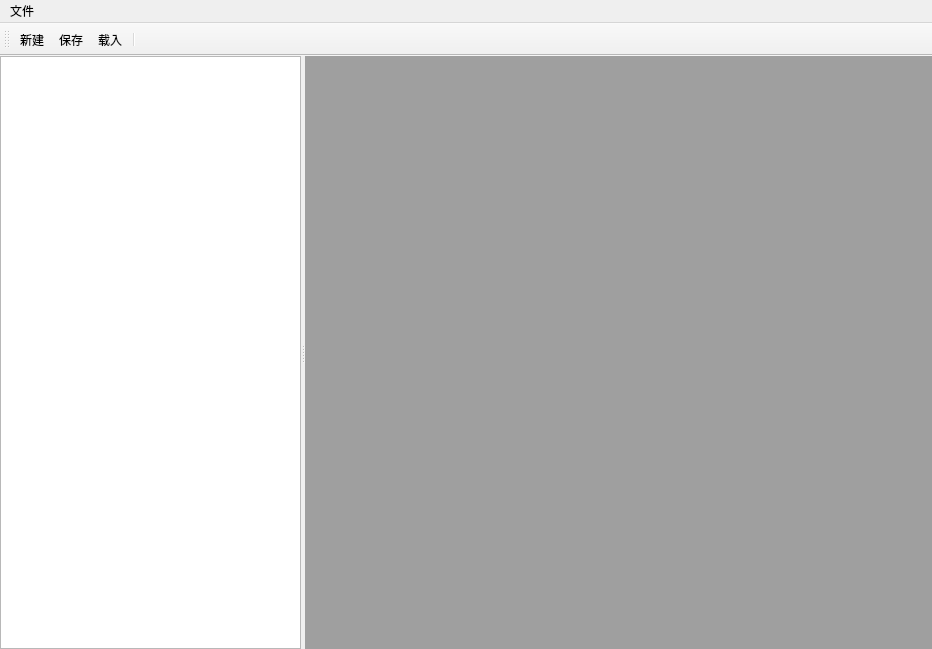
Above: mainwindow.ui from MyQt/MDIBook before the change. Below: the same form after it.
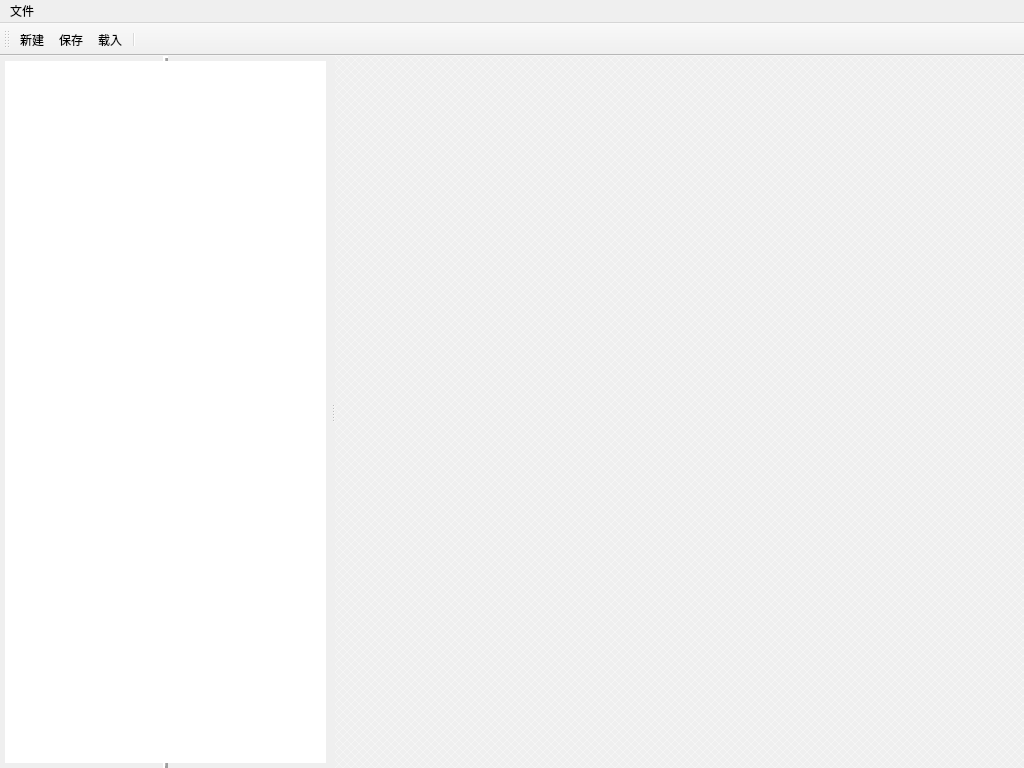
That is the form after the change.

```diff
--- a/mainwindow.ui
+++ b/mainwindow.ui
@@ -6,8 +6,8 @@
    <rect>
     <x>0</x>
     <y>0</y>
-    <width>932</width>
-    <height>649</height>
+    <width>1024</width>
+    <height>768</height>
    </rect>
   </property>
   <property name="windowTitle">
@@ -53,7 +53,41 @@
          <number>0</number>
         </property>
         <item row="0" column="0">
-         <widget class="QTreeView" name="treeView"/>
+         <widget class="QTreeView" name="treeView">
+          <property name="enabled">
+           <bool>true</bool>
+          </property>
+          <property name="autoFillBackground">
+           <bool>true</bool>
+          </property>
+          <property name="frameShape">
+           <enum>QFrame::VLine</enum>
+          </property>
+          <property name="frameShadow">
+           <enum>QFrame::Raised</enum>
+          </property>
+          <property name="lineWidth">
+           <number>2</number>
+          </property>
+          <property name="midLineWidth">
+           <number>1</number>
+          </property>
+          <property name="sizeAdjustPolicy">
+           <enum>QAbstractScrollArea::AdjustIgnored</enum>
+          </property>
+          <property name="autoScrollMargin">
+           <number>24</number>
+          </property>
+          <property name="uniformRowHeights">
+           <bool>true</bool>
+          </property>
+          <property name="animated">
+           <bool>true</bool>
+          </property>
+          <property name="wordWrap">
+           <bool>true</bool>
+          </property>
+         </widget>
         </item>
        </layout>
       </widget>
@@ -64,6 +98,18 @@
          <verstretch>0</verstretch>
         </sizepolicy>
        </property>
+       <property name="background">
+        <brush brushstyle="DiagCrossPattern">
+         <color alpha="100">
+          <red>255</red>
+          <green>255</green>
+          <blue>255</blue>
+         </color>
+        </brush>
+       </property>
+       <property name="viewMode">
+        <enum>QMdiArea::SubWindowView</enum>
+       </property>
       </widget>
      </widget>
     </item>
@@ -74,7 +120,7 @@
     <rect>
      <x>0</x>
      <y>0</y>
-     <width>932</width>
+     <width>1024</width>
      <height>23</height>
     </rect>
    </property>
@@ -89,6 +135,21 @@
    <addaction name="menu"/>
   </widget>
   <widget class="QToolBar" name="mainToolBar">
+   <property name="mouseTracking">
+    <bool>true</bool>
+   </property>
+   <property name="focusPolicy">
+    <enum>Qt::TabFocus</enum>
+   </property>
+   <property name="contextMenuPolicy">
+    <enum>Qt::DefaultContextMenu</enum>
+   </property>
+   <property name="autoFillBackground">
+    <bool>true</bool>
+   </property>
+   <property name="toolButtonStyle">
+    <enum>Qt::ToolButtonFollowStyle</enum>
+   </property>
    <attribute name="toolBarArea">
     <enum>TopToolBarArea</enum>
    </attribute>
```
